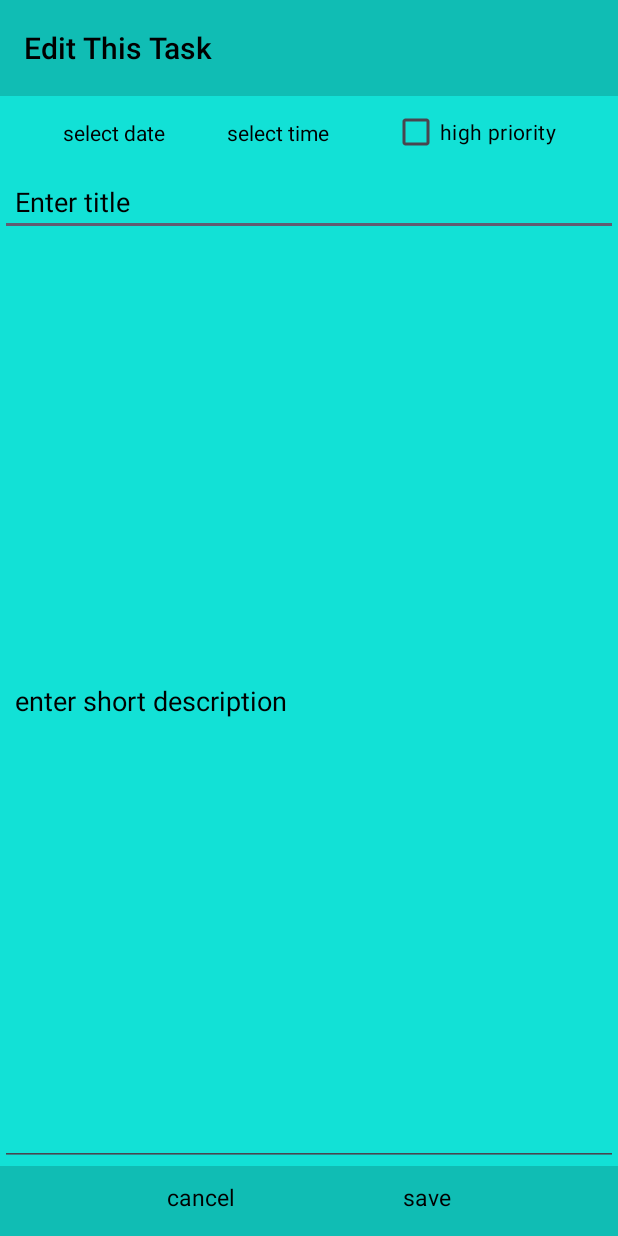
After one commit to Arghya-UIT/todolist, an Android app: the EditTaskActivity screen opened directly, with no data from a screen before it, on a phone screen of 412 x 824 dp. The commit adds this screen. Run offline under Robolectric (Android 15) with nearby library versions, the phone set to English and light mode, and no system bars.

Commit message:
things updated l

```diff
--- a/TodoList/app/src/main/AndroidManifest.xml
+++ b/TodoList/app/src/main/AndroidManifest.xml
@@ -14,6 +14,8 @@
         tools:targetApi="31">
         <activity android:name=".WelcomeActivity"></activity>
         <activity android:name=".AddTaskActivity"></activity>
+        <activity android:name=".ViewTaskActivity"></activity>
+        <activity android:name=".EditTaskActivity"></activity>
         <activity
             android:name=".MainActivity"
             android:exported="true">
--- a/TodoList/app/src/main/java/com/example/todolist/AddTaskActivity.java
+++ b/TodoList/app/src/main/java/com/example/todolist/AddTaskActivity.java
@@ -88,7 +88,7 @@ public class AddTaskActivity extends AppCompatActivity {
 
     }
 
-    private void showDatePickerDialog() {
+    protected void showDatePickerDialog() {
         LayoutInflater inflater = LayoutInflater.from(this);
         View dialogView = inflater.inflate(R.layout.dailouge_get_date, null);
 
@@ -121,7 +121,7 @@ public class AddTaskActivity extends AppCompatActivity {
     }
 
 
-    private void showTimePickerDialog() {
+    protected void showTimePickerDialog() {
         LayoutInflater inflater = LayoutInflater.from(this);
         View dialogView = inflater.inflate(R.layout.dailouge_get_time, null);
 
--- /dev/null
+++ b/TodoList/app/src/main/java/com/example/todolist/EditTaskActivity.java
@@ -0,0 +1,94 @@
+package com.example.todolist;
+
+import android.content.Intent;
+import android.os.Bundle;
+import android.util.Log;
+import android.view.View;
+import android.widget.CheckBox;
+import android.widget.EditText;
+import android.widget.TextView;
+
+import com.example.todolist.database.MyDbHelper;
+import com.example.todolist.database.TaskModel;
+
+public class EditTaskActivity extends AddTaskActivity {
+    private MyDbHelper dbHelper;
+
+    @Override
+    protected void onCreate(Bundle savedInstanceState) {
+        super.onCreate(savedInstanceState);
+        setContentView(R.layout.activity_edittask);
+
+        TextView getDate = findViewById(R.id.getDate);
+        TextView getTime = findViewById(R.id.getTime);
+        TextView cancelBtn = findViewById(R.id.cancelBtn);
+        TextView saveBtn = findViewById(R.id.saveBtn);
+        CheckBox highPriority = findViewById(R.id.highPriority);
+        EditText getTitle = findViewById(R.id.getTitle);
+        EditText getDescription = findViewById(R.id.getDescription);
+
+        dbHelper = new MyDbHelper(this);
+
+        Intent intent = getIntent();
+        if (intent != null) {
+            int taskId = intent.getIntExtra("task_id", -1);
+            if (taskId != -1) {
+                Log.d("getting here task id", " " + taskId);
+                TaskModel task = dbHelper.fetchTaskById(taskId);
+                if (task != null) {
+                    getDate.setText(task.getDate_for_store());
+                    getTime.setText(task.getTime_for_store());
+                    getDescription.setText(task.getDescription());
+                    getTitle.setText(task.getTitle());
+                    if ("1".equals(task.getPriority())) {
+                        highPriority.setChecked(true); // Set the CheckBox as checked
+                    }
+                }
+            }
+        }
+
+        getDate.setOnClickListener(new View.OnClickListener() {
+            @Override
+            public void onClick(View view) {
+                showDatePickerDialog();
+            }
+        });
+
+        getTime.setOnClickListener(new View.OnClickListener() {
+            @Override
+            public void onClick(View view) {
+                showTimePickerDialog();
+            }
+        });
+        saveBtn.setOnClickListener(new View.OnClickListener() {
+            @Override
+            public void onClick(View view) {
+                String title = getTitle.getText().toString();
+                String description = getDescription.getText().toString();
+                boolean isHighPriority = highPriority.isChecked();
+
+                // Get the selected date and time from the TextViews
+                String selectedDate = getDate.getText().toString(); // Assuming you update the TextView when selecting a date
+                String selectedTime = getTime.getText().toString(); // Assuming you update the TextView when selecting a time
+
+                TaskModel taskModel = new TaskModel();
+                taskModel.setTitle(title);
+                taskModel.setDescription(description);
+                taskModel.setTime_for_store(selectedTime);
+                taskModel.setDate_for_store(selectedDate);
+                taskModel.setPriority(isHighPriority ? "1" : "0");
+
+
+                MyDbHelper dbHelper = new MyDbHelper(EditTaskActivity.this);
+                dbHelper.updateTask(taskModel,intent.getIntExtra("task_id", -1));
+
+                setResult(RESULT_OK);
+                finish();
+                Log.d("sending from btn in edittask", " " + title + " " + description + " " + isHighPriority + " " + selectedDate + " " + selectedTime);
+
+            }
+        });
+
+        // Rest of your implementation for the EditTaskActivity
+    }
+}
--- /dev/null
+++ b/TodoList/app/src/main/res/layout/activity_edittask.xml
@@ -0,0 +1,117 @@
+<?xml version="1.0" encoding="utf-8"?>
+<LinearLayout xmlns:android="http://schemas.android.com/apk/res/android"
+    xmlns:app="http://schemas.android.com/apk/res-auto"
+    android:layout_width="match_parent"
+    android:layout_height="match_parent"
+    android:background="@color/light_primary"
+    android:orientation="vertical">
+
+
+    <com.google.android.material.appbar.AppBarLayout
+        android:layout_width="match_parent"
+        android:layout_height="wrap_content">
+
+        <Toolbar
+            android:layout_width="match_parent"
+            android:layout_height="?attr/actionBarSize"
+            android:background="@color/primary"
+            android:title="Edit This Task"
+            android:titleTextColor="@color/black" />
+    </com.google.android.material.appbar.AppBarLayout>
+
+    <!-- Use app:layout_behavior to adjust the scrolling behavior -->
+    <androidx.constraintlayout.widget.ConstraintLayout
+        android:layout_width="match_parent"
+        android:layout_height="wrap_content"
+        >
+
+        <TextView
+            android:id="@+id/getDate"
+            android:layout_width="wrap_content"
+            android:layout_height="wrap_content"
+            android:text="select date"
+            android:textColor="@color/black"
+            app:layout_constraintBottom_toBottomOf="parent"
+            app:layout_constraintLeft_toLeftOf="parent"
+            app:layout_constraintRight_toLeftOf="@id/getTime"
+            app:layout_constraintTop_toTopOf="parent" />
+
+        <TextView
+            android:id="@+id/getTime"
+            android:layout_width="wrap_content"
+            android:layout_height="wrap_content"
+            android:text="select time"
+            android:textColor="@color/black"
+            app:layout_constraintBottom_toBottomOf="parent"
+            app:layout_constraintLeft_toRightOf="@id/getDate"
+            app:layout_constraintRight_toLeftOf="@id/highPriority"
+            app:layout_constraintTop_toTopOf="parent" />
+
+        <CheckBox
+            android:id="@+id/highPriority"
+            android:layout_width="wrap_content"
+            android:layout_height="wrap_content"
+            android:text="high priority"
+            android:textColor="@color/black"
+            app:layout_constraintBottom_toBottomOf="parent"
+            app:layout_constraintLeft_toRightOf="@id/getTime"
+            app:layout_constraintRight_toRightOf="parent"
+            app:layout_constraintTop_toTopOf="parent" />
+
+    </androidx.constraintlayout.widget.ConstraintLayout>
+
+    <EditText
+        android:id="@+id/getTitle"
+        android:layout_width="match_parent"
+        android:layout_height="wrap_content"
+        android:hint="Enter title"
+        android:textColorHint="@color/black"
+        android:paddingLeft="10dp"
+        android:textColor="@color/black"
+        android:textSize="18dp" />
+
+    <EditText
+        android:id="@+id/getDescription"
+        android:layout_width="match_parent"
+        android:layout_height="0dp"
+        android:layout_weight="1"
+        android:hint="enter short description"
+        android:textColorHint="@color/black"
+        android:paddingLeft="10dp"
+        android:textColor="@color/black" />
+
+    <androidx.constraintlayout.widget.ConstraintLayout
+        android:layout_width="match_parent"
+        android:layout_height="wrap_content"
+        android:background="@color/primary"
+        android:paddingTop="10dp"
+        android:paddingBottom="15dp">
+
+        <TextView
+            android:id="@+id/cancelBtn"
+            android:layout_width="wrap_content"
+            android:layout_height="wrap_content"
+            android:text="cancel"
+            android:textColor="@color/black"
+            android:textSize="15dp"
+            app:layout_constraintBottom_toBottomOf="parent"
+            app:layout_constraintLeft_toLeftOf="parent"
+            app:layout_constraintRight_toLeftOf="@id/saveBtn"
+            app:layout_constraintTop_toTopOf="parent" />
+
+        <TextView
+            android:id="@+id/saveBtn"
+            android:layout_width="wrap_content"
+            android:layout_height="wrap_content"
+            android:text="save"
+            android:textColor="@color/black"
+            android:textSize="15dp"
+            app:layout_constraintBottom_toBottomOf="parent"
+            app:layout_constraintLeft_toRightOf="@id/cancelBtn"
+            app:layout_constraintRight_toRightOf="parent"
+            app:layout_constraintTop_toTopOf="parent" />
+
+    </androidx.constraintlayout.widget.ConstraintLayout>
+
+
+</LinearLayout>
```
Also changed, not shown: TodoList/app/src/main/java/com/example/todolist/CustomeAdapter.java (+33 -1 lines), TodoList/app/src/main/java/com/example/todolist/ViewTaskActivity.java (added, +78 -0 lines), TodoList/app/src/main/java/com/example/todolist/database/MyDbHelper.java (+39 -0 lines), TodoList/app/src/main/res/layout/activity_viewtask.xml (added, +115 -0 lines).
